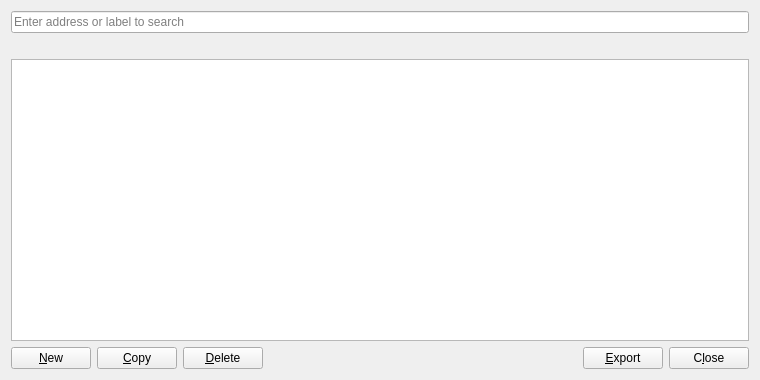
Before: the Qt Designer form src/qt/forms/addressbookpage.ui in barrystyle/vestx, drawn with Qt 5.
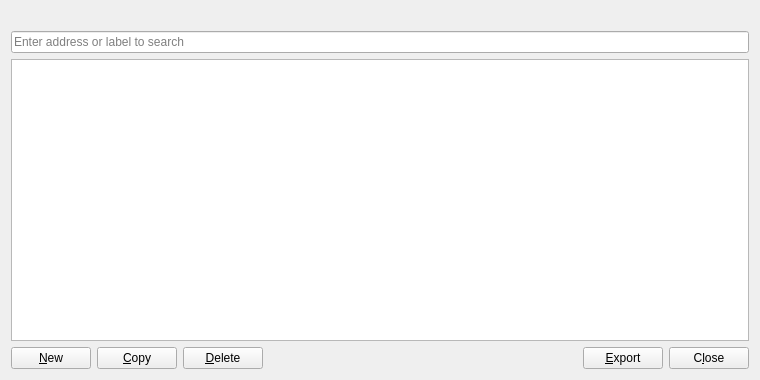
After: the same form once the commit is applied. Icons and pictures are not drawn.

```diff
--- a/src/qt/forms/addressbookpage.ui
+++ b/src/qt/forms/addressbookpage.ui
@@ -11,13 +11,6 @@
    </rect>
   </property>
   <layout class="QVBoxLayout" name="verticalLayout">
-   <item>
-    <widget class="QLineEdit" name="searchLineEdit">
-     <property name="placeholderText">
-      <string>Enter address or label to search</string>
-     </property>
-    </widget>
-   </item>
    <item>
     <widget class="QLabel" name="labelExplanation">
      <property name="textFormat">
@@ -28,6 +21,13 @@
      </property>
     </widget>
    </item>
+   <item>
+    <widget class="QLineEdit" name="searchLineEdit">
+     <property name="placeholderText">
+      <string>Enter address or label to search</string>
+     </property>
+    </widget>
+   </item>
    <item>
     <widget class="QTableView" name="tableView">
      <property name="contextMenuPolicy">
```
Left out of the diff: 20 changed lines with no effect on the pictures.
